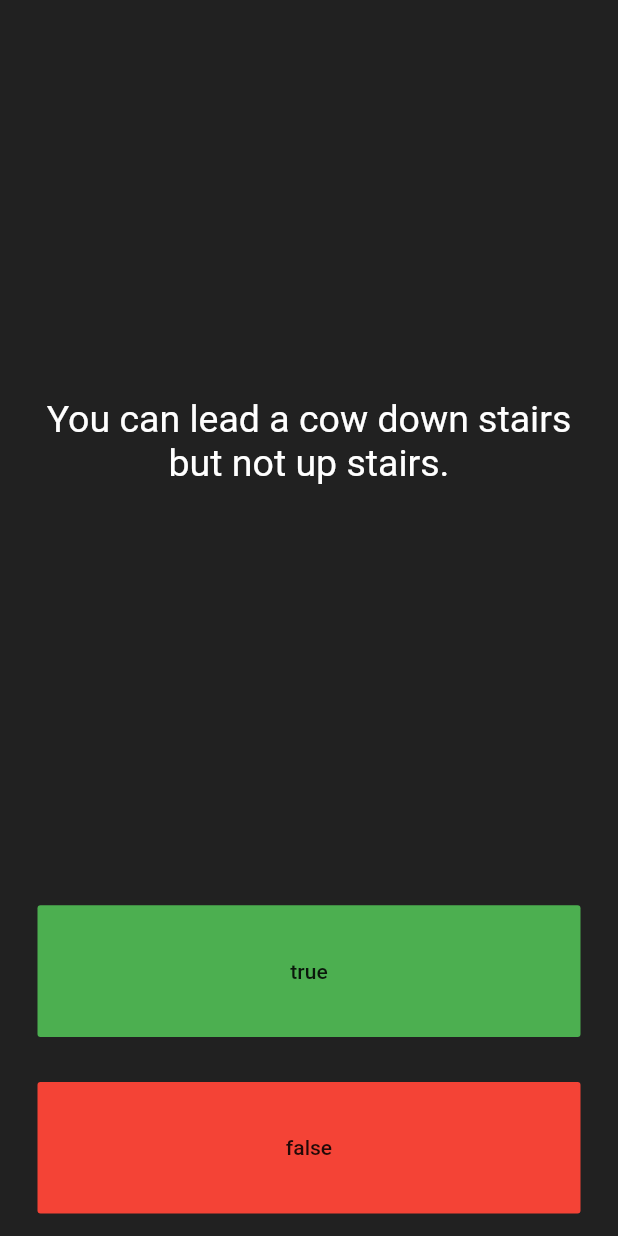
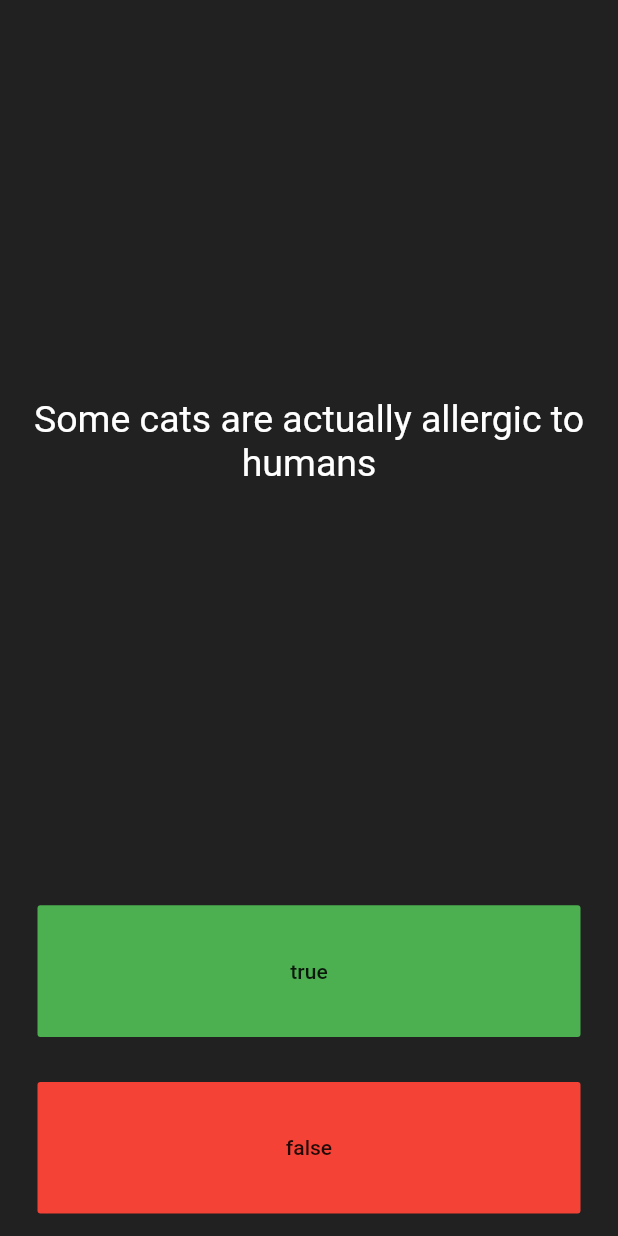
Before and after one commit to snlucas/FlutterBootcamp-StudyRepo, a Flutter app: the screen it shows after launch, on a phone screen of 412 x 824 dp. Run offline on Flutter 3.47's test engine with Material 2 defaults, Android fonts, the phone set to English and light mode, and no system bars; our stand-ins replace audioplayers.

Commit message:
Add more questions to the App

```diff
--- a/quizzler_app/lib/question.dart
+++ b/quizzler_app/lib/question.dart
@@ -2,5 +2,5 @@
   String questionText;
   bool questionAnswer;
 
-  Question({this.questionText, this.questionAnswer});
+  Question(this.questionText, this.questionAnswer);
 }
--- a/quizzler_app/lib/quiz_brain.dart
+++ b/quizzler_app/lib/quiz_brain.dart
@@ -2,13 +2,30 @@
 
 class QuizBrain {
   List<Question> questionBank = [
+    Question('Some cats are actually allergic to humans', true),
+    Question('You can lead a cow down stairs but not up stairs.', false),
+    Question('Approximately one quarter of human bones are in the feet.', true),
+    Question('A slug\'s blood is green.', true),
+    Question('Buzz Aldrin\'s mother\'s maiden name was \"Moon\".', true),
+    Question('It is illegal to pee in the Ocean in Portugal.', true),
     Question(
-        questionText: 'You can lead a cow down stairs but not up stairs.',
-        questionAnswer: false),
+        'No piece of square dry paper can be folded in half more than 7 times.',
+        false),
     Question(
-        questionText:
-            'Approximately one quarter of human bones are in the feet.',
-        questionAnswer: true),
-    Question(questionText: 'A slug\'s blood is green.', questionAnswer: true),
+        'In London, UK, if you happen to die in the House of Parliament, you are technically entitled to a state funeral, because the building is considered too sacred a place.',
+        true),
+    Question(
+        'The loudest sound produced by any animal is 188 decibels. That animal is the African Elephant.',
+        false),
+    Question(
+        'The total surface area of two human lungs is approximately 70 square metres.',
+        true),
+    Question('Google was originally called \"Backrub\".', true),
+    Question(
+        'Chocolate affects a dog\'s heart and nervous system; a few ounces are enough to kill a small dog.',
+        true),
+    Question(
+        'In West Virginia, USA, if you accidentally hit an animal with your car, you are free to take it home to eat.',
+        true),
   ];
 }
```
